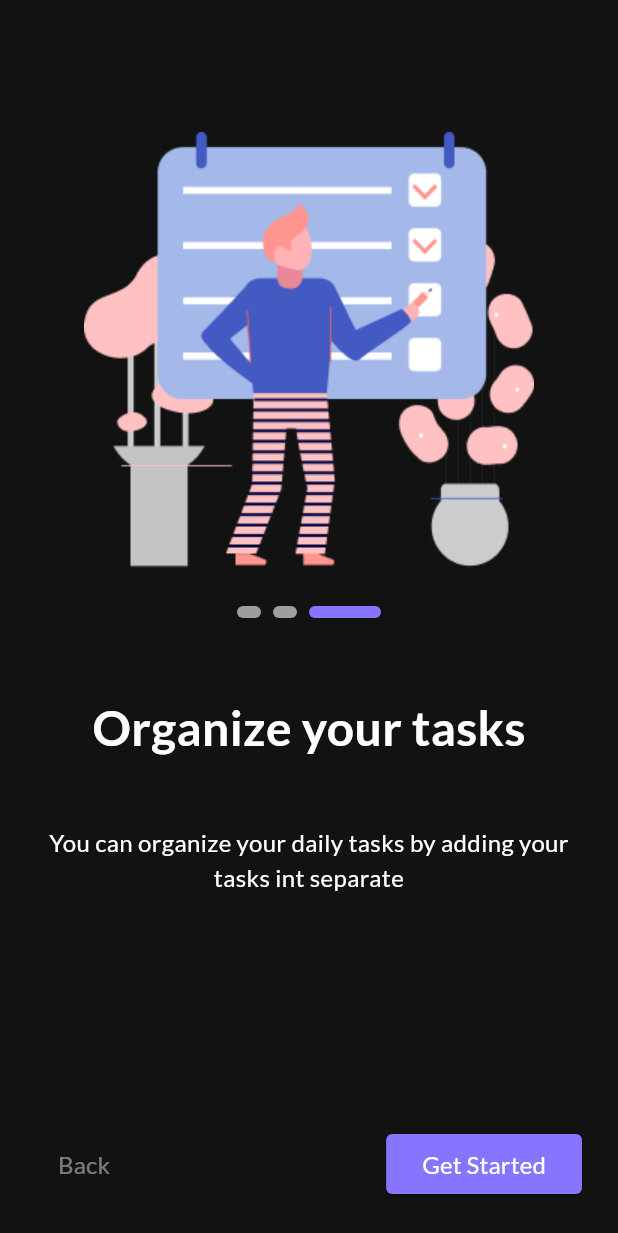
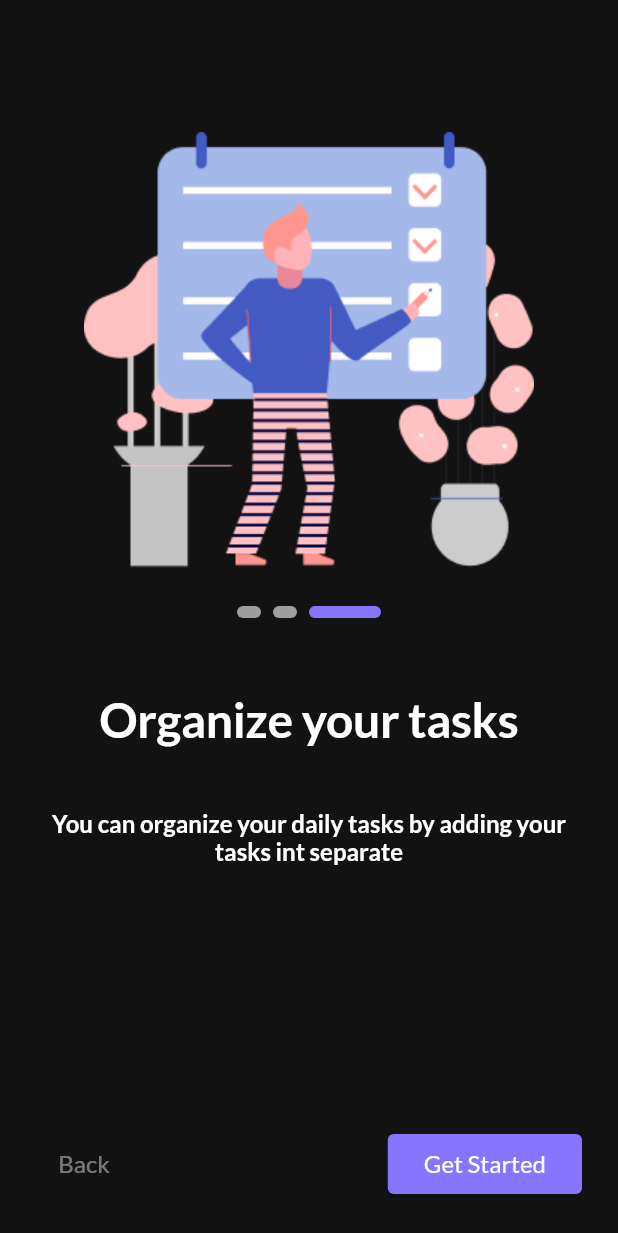
Before and after one commit to MohamedAboElfadl-11/Up-ToDo-App, a Flutter app: the screen it shows after launch, after a tap on "Skip", on a phone screen of 412 x 824 dp. Shown: the top 1233 px of the screen. Run offline on Flutter 3.47's test engine with Material 3 defaults, Android fonts, the phone set to English and light mode, and no system bars; drawn by our look-alikes of smooth_page_indicator; our stand-ins replace google_fonts.

Commit message:
create app theme

```diff
--- a/lib/app/app.dart
+++ b/lib/app/app.dart
@@ -1,4 +1,5 @@
 import 'package:flutter/material.dart';
+import 'package:todoapp/core/theme/theme.dart';
 import 'package:todoapp/core/utils/app_strings.dart';
 import 'package:todoapp/features/auth/presentation/screens/splash_screen/splash_screen.dart';
 
@@ -8,10 +9,11 @@ class MyApp extends StatelessWidget {
   // This widget is the root of your application.
   @override
   Widget build(BuildContext context) {
-    return const MaterialApp(
+    return MaterialApp(
+      theme: getAppTheme(),
       debugShowCheckedModeBanner: false,
       title: AppStrings.appName,
-      home: SplashScreen(),
+      home: const SplashScreen(),
     );
   }
 }
--- /dev/null
+++ b/lib/core/theme/theme.dart
@@ -0,0 +1,37 @@
+import 'package:flutter/material.dart';
+import 'package:google_fonts/google_fonts.dart';
+import 'package:todoapp/core/utils/app_colors.dart';
+
+ThemeData getAppTheme() {
+  return ThemeData(
+    primaryColor: AppColors.primary,
+    // scaffold background color
+    scaffoldBackgroundColor: AppColors.background,
+    // text theme
+    textTheme: TextTheme(
+      displayLarge: GoogleFonts.lato(
+        fontSize: 32.0,
+        color: AppColors.white,
+        fontWeight: FontWeight.bold,
+      ),
+      displayMedium: GoogleFonts.lato(
+        fontSize: 16.0,
+        color: AppColors.white,
+        fontWeight: FontWeight.bold,
+      ),
+      displaySmall: GoogleFonts.lato(
+        fontSize: 16.0,
+        color: AppColors.white.withOpacity(0.44),
+      ),
+    ),
+    // button theme
+    elevatedButtonTheme: ElevatedButtonThemeData(
+      style: ElevatedButton.styleFrom(
+        backgroundColor: AppColors.primary,
+        shape: RoundedRectangleBorder(
+          borderRadius: BorderRadius.circular(4.0),
+        ),
+      ),
+    ),
+  );
+}
--- a/lib/features/auth/presentation/screens/on_boarding_screens/on_boarding.dart
+++ b/lib/features/auth/presentation/screens/on_boarding_screens/on_boarding.dart
@@ -1,5 +1,4 @@
 import 'package:flutter/material.dart';
-import 'package:google_fonts/google_fonts.dart';
 import 'package:smooth_page_indicator/smooth_page_indicator.dart';
 import 'package:todoapp/core/utils/app_colors.dart';
 import 'package:todoapp/core/utils/app_strings.dart';
@@ -12,7 +11,6 @@ class OnBoardingScreens extends StatelessWidget {
   @override
   Widget build(BuildContext context) {
     return Scaffold(
-      backgroundColor: AppColors.background,
       body: SafeArea(
         child: Padding(
           padding: const EdgeInsets.all(24.0),
@@ -33,10 +31,14 @@ class OnBoardingScreens extends StatelessWidget {
                                 child: TextButton(
                                   child: Text(
                                     AppStrings.skip,
-                                    style: GoogleFonts.lato(
-                                      fontSize: 16.0,
-                                      color: AppColors.white.withOpacity(0.44),
-                                    ),
+                                    style: Theme.of(context)
+                                        .textTheme
+                                        .displaySmall!
+                                        .copyWith(
+                                          fontSize: 16.0,
+                                          color:
+                                              AppColors.white.withOpacity(0.44),
+                                        ),
                                   ),
                                   onPressed: () {
                                     controller.jumpToPage(2);
@@ -73,11 +75,7 @@ class OnBoardingScreens extends StatelessWidget {
                         // Title
                         Text(
                           OnBoardingModel.onBoardingScreensData[index].title,
-                          style: GoogleFonts.lato(
-                            fontSize: 32.0,
-                            fontWeight: FontWeight.bold,
-                            color: AppColors.white,
-                          ),
+                          style: Theme.of(context).textTheme.displayLarge,
                         ),
                         const SizedBox(
                           height: 42.0,
@@ -85,10 +83,7 @@ class OnBoardingScreens extends StatelessWidget {
                         // sub title
                         Text(
                           OnBoardingModel.onBoardingScreensData[index].subTitle,
-                          style: GoogleFonts.lato(
-                            fontSize: 16.0,
-                            color: AppColors.white,
-                          ),
+                          style: Theme.of(context).textTheme.displayMedium,
                           textAlign: TextAlign.center,
                         ),
                         const SizedBox(
@@ -105,11 +100,14 @@ class OnBoardingScreens extends StatelessWidget {
                                   ? TextButton(
                                       child: Text(
                                         AppStrings.back,
-                                        style: GoogleFonts.lato(
-                                          fontSize: 16.0,
-                                          color:
-                                              AppColors.white.withOpacity(0.44),
-                                        ),
+                                        style: Theme.of(context)
+                                            .textTheme
+                                            .displaySmall!
+                                            .copyWith(
+                                              fontSize: 16.0,
+                                              color: AppColors.white
+                                                  .withOpacity(0.44),
+                                            ),
                                       ),
                                       onPressed: () {
                                         controller.previousPage(
@@ -125,13 +123,9 @@ class OnBoardingScreens extends StatelessWidget {
                             // next button
                             index != 2
                                 ? ElevatedButton(
-                                    style: ElevatedButton.styleFrom(
-                                      backgroundColor: AppColors.primary,
-                                      shape: RoundedRectangleBorder(
-                                        borderRadius:
-                                            BorderRadius.circular(4.0),
-                                      ),
-                                    ),
+                                    style: Theme.of(context)
+                                        .elevatedButtonTheme
+                                        .style,
                                     onPressed: () {
                                       controller.nextPage(
                                         duration:
@@ -141,20 +135,16 @@ class OnBoardingScreens extends StatelessWidget {
                                     },
                                     child: Text(
                                       AppStrings.next,
-                                      style: GoogleFonts.lato(
-                                        fontSize: 16.0,
-                                        color: AppColors.white,
-                                      ),
+                                      style: Theme.of(context)
+                                          .textTheme
+                                          .displaySmall!
+                                          .copyWith(color: AppColors.white),
                                     ),
                                   )
                                 : ElevatedButton(
-                                    style: ElevatedButton.styleFrom(
-                                      backgroundColor: AppColors.primary,
-                                      shape: RoundedRectangleBorder(
-                                        borderRadius:
-                                            BorderRadius.circular(4.0),
-                                      ),
-                                    ),
+                                    style: Theme.of(context)
+                                        .elevatedButtonTheme
+                                        .style,
                                     onPressed: () {
                                       // nav to home screen
                                       Navigator.push(
@@ -166,10 +156,10 @@ class OnBoardingScreens extends StatelessWidget {
                                     },
                                     child: Text(
                                       AppStrings.getStarted,
-                                      style: GoogleFonts.lato(
-                                        fontSize: 16.0,
-                                        color: AppColors.white,
-                                      ),
+                                      style: Theme.of(context)
+                                          .textTheme
+                                          .displaySmall!
+                                          .copyWith(color: AppColors.white),
                                     ),
                                   ),
                           ],
--- a/lib/features/auth/presentation/screens/splash_screen/splash_screen.dart
+++ b/lib/features/auth/presentation/screens/splash_screen/splash_screen.dart
@@ -1,7 +1,5 @@
 import 'package:flutter/material.dart';
-import 'package:google_fonts/google_fonts.dart';
 import 'package:todoapp/core/utils/app_assets.dart';
-import 'package:todoapp/core/utils/app_colors.dart';
 import 'package:todoapp/core/utils/app_strings.dart';
 import 'package:todoapp/features/auth/presentation/screens/on_boarding_screens/on_boarding.dart';
 
@@ -37,7 +35,6 @@ class _SplashScreenState extends State<SplashScreen> {
   @override
   Widget build(BuildContext context) {
     return Scaffold(
-      backgroundColor: AppColors.background,
       body: Center(
         child: Column(
           mainAxisAlignment: MainAxisAlignment.center,
@@ -50,11 +47,10 @@ class _SplashScreenState extends State<SplashScreen> {
             ),
             Text(
               AppStrings.appName,
-              style: GoogleFonts.lato(
-                fontWeight: FontWeight.bold,
-                fontSize: 40.0,
-                color: AppColors.white,
-              ),
+              style: Theme.of(context)
+                  .textTheme
+                  .displayLarge!
+                  .copyWith(fontSize: 40.0),
             ),
           ],
         ),
```
Also changed, not shown: 2 other files.
